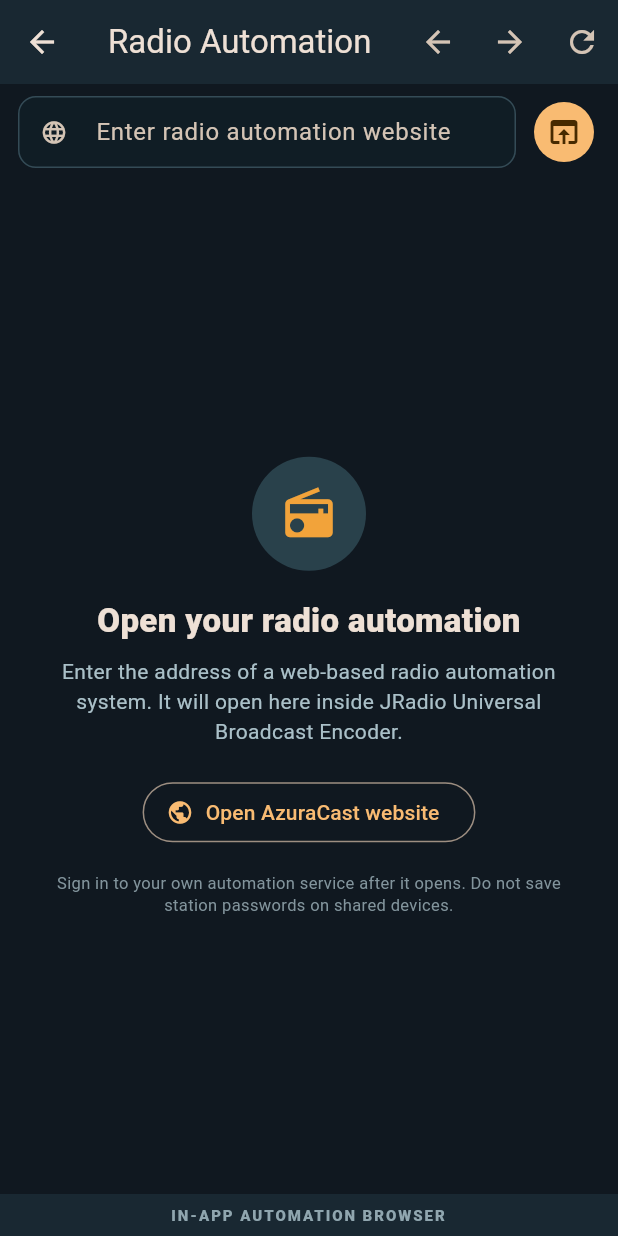
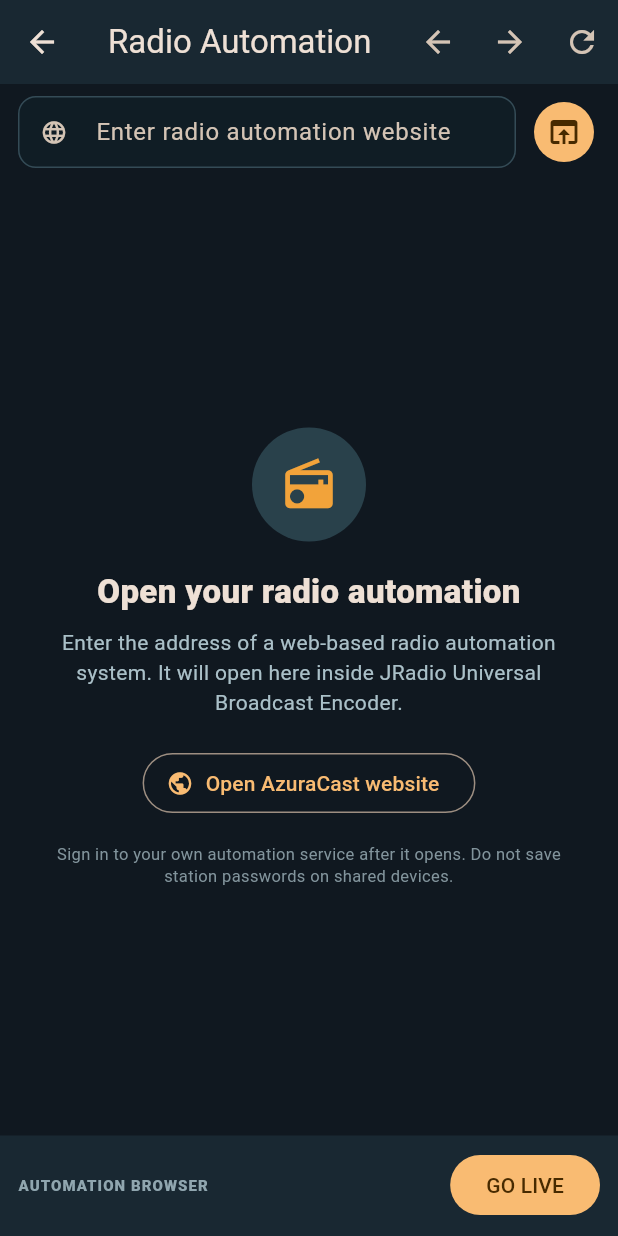
Before and after one commit to jradiosouthafrica-sa/jr-universal-broadcast-encoder, a Flutter app: the screen it shows after launch, after a tap on "Line-in", after a tap on "Automation", after a tap on "OPEN", on a phone screen of 412 x 824 dp. Run offline on Flutter 3.47's test engine with Material 3 defaults, Android fonts, the phone set to English and light mode, and no system bars; our stand-ins replace webview_flutter; missing offline and left inert: flutter_foreground_task, record.

Commit message:
Add live broadcast controls to in-app automation browser

```diff
--- a/mobile/flutter/lib/automation_browser.dart
+++ b/mobile/flutter/lib/automation_browser.dart
@@ -7,7 +7,14 @@ import 'package:webview_flutter/webview_flutter.dart';
 /// Audio routing from WebView playback into the broadcast encoder is a separate
 /// native audio milestone and must not be implied by the browser being visible.
 class AutomationBrowserPage extends StatefulWidget {
-  const AutomationBrowserPage({super.key});
+  const AutomationBrowserPage({
+    super.key,
+    required this.onStartBroadcast,
+    required this.onStopBroadcast,
+  });
+
+  final Future<bool> Function() onStartBroadcast;
+  final Future<void> Function() onStopBroadcast;
 
   @override
   State<AutomationBrowserPage> createState() => _AutomationBrowserPageState();
@@ -17,6 +24,8 @@ class _AutomationBrowserPageState extends State<AutomationBrowserPage> {
   final TextEditingController _addressController = TextEditingController();
   late final WebViewController _webController;
   bool _loading = false;
+  bool _broadcastRequestStarted = false;
+  bool _broadcastBusy = false;
   String? _error;
   String _currentAddress = '';
 
@@ -78,6 +87,35 @@ class _AutomationBrowserPageState extends State<AutomationBrowserPage> {
       return null;
     }
     return uri;
+  }
+
+  Future<void> _startBroadcastFromBrowser() async {
+    if (_broadcastBusy || _broadcastRequestStarted) return;
+    setState(() => _broadcastBusy = true);
+    final started = await widget.onStartBroadcast();
+    if (!mounted) return;
+    setState(() {
+      _broadcastBusy = false;
+      _broadcastRequestStarted = started;
+    });
+    ScaffoldMessenger.of(context).showSnackBar(
+      SnackBar(
+        content: Text(started
+            ? 'Broadcast started. Keep the automation playing in this browser.'
+            : 'Broadcast did not start. Return to the encoder settings and check the error.'),
+      ),
+    );
+  }
+
+  Future<void> _stopBroadcastFromBrowser() async {
+    if (_broadcastBusy) return;
+    setState(() => _broadcastBusy = true);
+    await widget.onStopBroadcast();
+    if (!mounted) return;
+    setState(() {
+      _broadcastBusy = false;
+      _broadcastRequestStarted = false;
+    });
   }
 
   Future<void> _openAddress([String? address]) async {
@@ -168,17 +206,39 @@ class _AutomationBrowserPageState extends State<AutomationBrowserPage> {
           ),
           Container(
             width: double.infinity,
-            padding: const EdgeInsets.symmetric(horizontal: 12, vertical: 7),
+            padding: const EdgeInsets.fromLTRB(12, 9, 12, 10),
             color: const Color(0xFF192832),
-            child: const Text(
-              'IN-APP AUTOMATION BROWSER',
-              textAlign: TextAlign.center,
-              style: TextStyle(
-                color: Color(0xFF90A6AF),
-                fontSize: 10,
-                fontWeight: FontWeight.w800,
-                letterSpacing: 1.3,
-              ),
+            child: Row(
+              children: [
+                Expanded(
+                  child: Text(
+                    _broadcastRequestStarted
+                        ? 'BROADCAST REQUESTED — KEEP PROGRAMME PLAYING'
+                        : 'AUTOMATION BROWSER',
+                    style: const TextStyle(
+                      color: Color(0xFF90A6AF),
+                      fontSize: 10,
+                      fontWeight: FontWeight.w800,
+                      letterSpacing: .7,
+                    ),
+                  ),
+                ),
+                const SizedBox(width: 8),
+                FilledButton(
+                  onPressed: _broadcastBusy
+                      ? null
+                      : _broadcastRequestStarted
+                          ? _stopBroadcastFromBrowser
+                          : _startBroadcastFromBrowser,
+                  child: _broadcastBusy
+                      ? const SizedBox(
+                          width: 16,
+                          height: 16,
+                          child: CircularProgressIndicator(strokeWidth: 2),
+                        )
+                      : Text(_broadcastRequestStarted ? 'STOP' : 'GO LIVE'),
+                ),
+              ],
             ),
           ),
         ],
```
